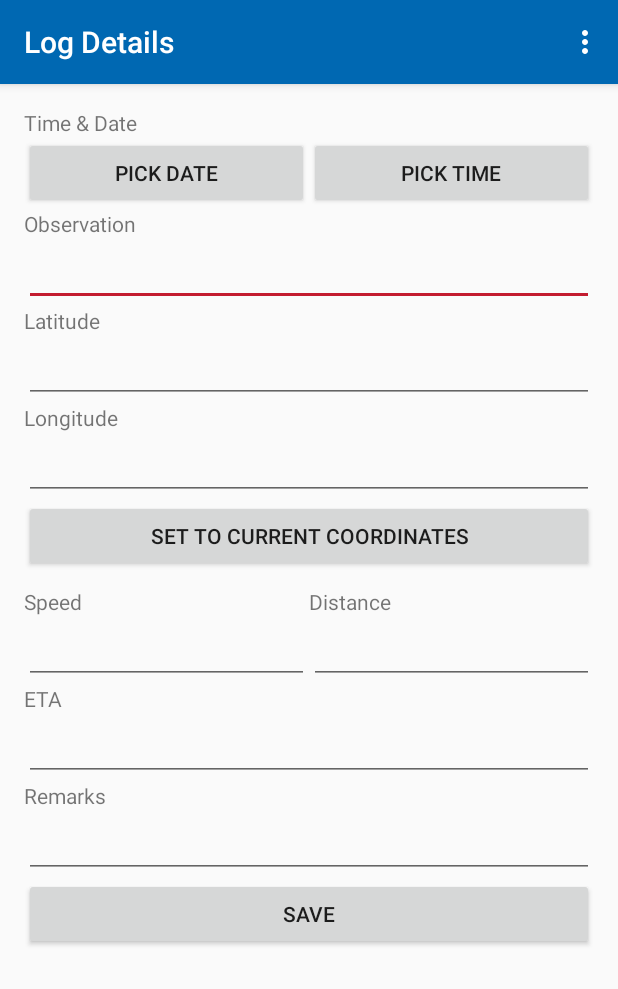
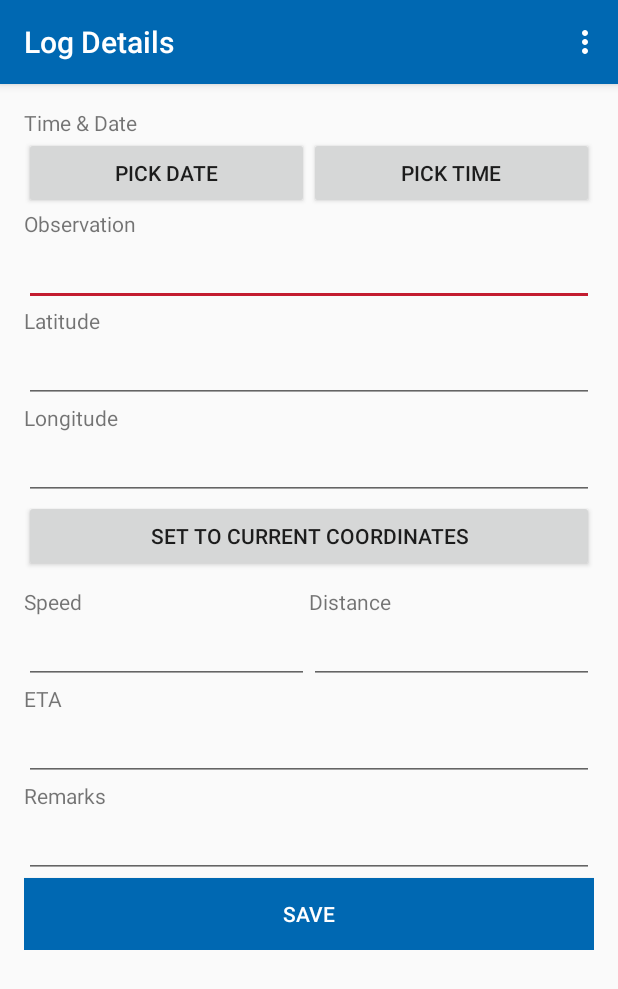
Before and after one commit to etenoch/DeckLog, an Android app: the LogDetails screen opened directly, with no data from a screen before it, on a phone screen of 412 x 824 dp. Shown: the top 989 px of the screen. Run offline under Robolectric (Android 15) with nearby library versions, the phone set to English and light mode, and no system bars.

Commit message:
negative lat long, button theme

```diff
--- a/app/src/main/java/com/enochtam/decklog/LogItem.java
+++ b/app/src/main/java/com/enochtam/decklog/LogItem.java
@@ -15,7 +15,7 @@ public class LogItem {
 
     public LogItem(int id, int lID, int dateTime, float lati, float longitu, float spd, float dist, float esta, String obs, String re)
     {
-        id=id;
+        this.id=id;
         log_id=lID;
         date_time=dateTime;
         lat=lati;
--- a/app/src/main/res/layout/activity_log_details.xml
+++ b/app/src/main/res/layout/activity_log_details.xml
@@ -76,7 +76,7 @@
 
         <EditText
             android:id="@+id/latitude"
-            android:inputType="numberDecimal"
+            android:inputType="numberDecimal|numberSigned"
             android:layout_width="fill_parent"
             android:layout_height="wrap_content" />
 
@@ -87,7 +87,7 @@
 
         <EditText
             android:id="@+id/longitude"
-            android:inputType="numberDecimal"
+            android:inputType="numberDecimal|numberSigned"
             android:layout_width="fill_parent"
             android:layout_height="wrap_content" />
 
@@ -170,6 +170,8 @@
             android:text="Save"
             android:layout_width="fill_parent"
             android:layout_height="wrap_content"
+            android:background="#0068b2"
+            android:textColor="#ffffff"
             android:layout_below="@+id/textView"
             android:layout_alignParentLeft="true"
             android:layout_alignParentStart="true" />
--- a/app/src/main/res/layout/activity_new_logs.xml
+++ b/app/src/main/res/layout/activity_new_logs.xml
@@ -52,7 +52,7 @@
         android:background="#0068b2"
         android:textColor="#ffffff"
         android:textStyle="bold"
-        android:textSize="30dp"
+        android:textSize="20dp"
         android:onClick="buttonOnClick"
         android:layout_marginTop="10dp"/>
 
```
